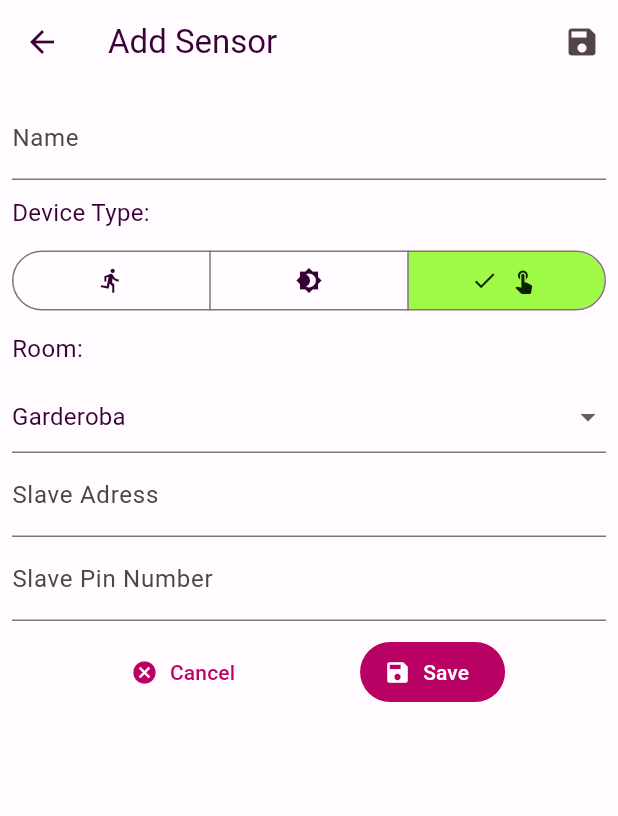
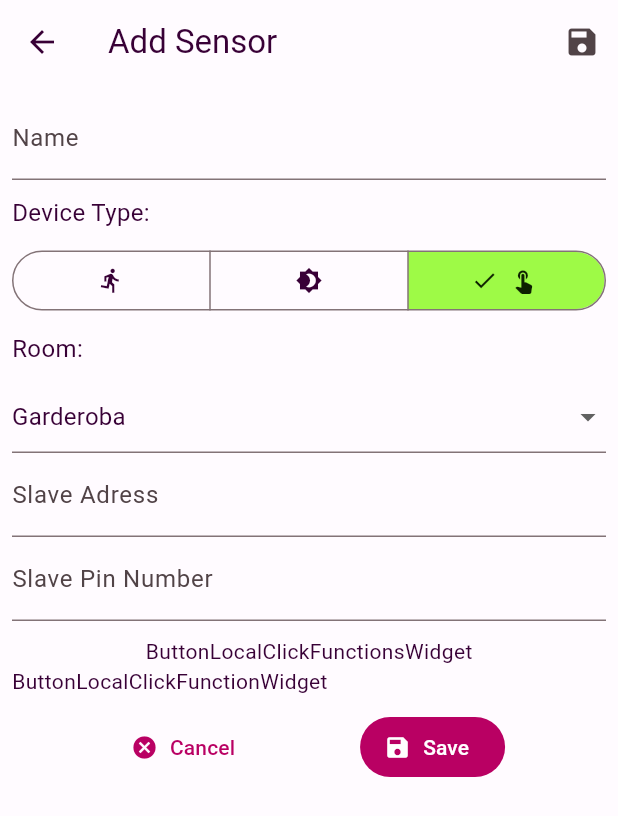
Before and after one commit to PLPOLAND/flutter_smarthome, a Flutter app: the AddEditSensorScreen screen opened by its route, on a phone screen of 412 x 824 dp. Shown: the top 816 px of the screen. Run offline on Flutter 3.47's test engine with Material 2 defaults, Android fonts, the phone set to English and light mode, and no system bars; drawn by our look-alikes of dynamic_color; our stand-ins replace flutter_speed_dial, shared_preferences; accounts and stored records are empty.

Commit message:
start of adding ButtonLocalClickFUnctions

```diff
--- a/lib/dummy_data/dummy_data.dart
+++ b/lib/dummy_data/dummy_data.dart
@@ -484,5 +484,82 @@ var dummy_sensors = [
     "max": 127.0,
     "min": 0.0,
     "slaveAdress": 11
+  },
+  {
+    "@type": "Button",
+    "id": 126,
+    "room": 13,
+    "onSlaveID": 3,
+    "addres": [0, 0, 0, 0, 0, 0, 0, 0],
+    "name": "Światło",
+    "typ": "BUTTON",
+    "pin": 14,
+    "funkcjeKlikniec": [
+      {
+        "state": "NONE",
+        "type": "CLICKED",
+        "clicks": 1,
+        "device": {
+          "@type": "Light",
+          "id": 53,
+          "room": 13,
+          "slaveID": 22,
+          "onSlaveID": 0,
+          "name": "Wiatrołap",
+          "typ": "LIGHT",
+          "swt": {"stan": "OFF", "pin": 13},
+          "pin": 13,
+          "state": "OFF"
+        }
+      },
+      {
+        "state": "NONE",
+        "type": "CLICKED",
+        "clicks": 2,
+        "device": {
+          "@type": "Light",
+          "id": 54,
+          "room": 13,
+          "slaveID": 22,
+          "onSlaveID": 1,
+          "name": "Podcień",
+          "typ": "LIGHT",
+          "swt": {"stan": "OFF", "pin": 12},
+          "pin": 12,
+          "state": "OFF"
+        }
+      }
+    ],
+    "slaveAdress": 22
+  },
+  {
+    "@type": "Button",
+    "id": 127,
+    "room": 13,
+    "onSlaveID": 4,
+    "addres": [0, 0, 0, 0, 0, 0, 0, 0],
+    "name": "Podcień",
+    "typ": "BUTTON",
+    "pin": 9,
+    "funkcjeKlikniec": [
+      {
+        "state": "NONE",
+        "type": "CLICKED",
+        "clicks": 1,
+        "device": {
+          "@type": "Light",
+          "id": 54,
+          "room": 13,
+          "slaveID": 22,
+          "onSlaveID": 1,
+          "name": "Podcień",
+          "typ": "LIGHT",
+          "swt": {"stan": "OFF", "pin": 12},
+          "pin": 12,
+          "state": "OFF"
+        }
+      }
+    ],
+    "slaveAdress": 22
   }
 ];
--- a/lib/models/sensors/button.dart
+++ b/lib/models/sensors/button.dart
@@ -1,7 +1,9 @@
+import '../devices/device.dart';
 import 'sensor.dart';
 
 class Button extends Sensor {
   int onSlavePin;
+  late List<ButtonLocalClickFunction> localFunctions;
 
   /// Creates a button sensor
   /// @param id - id of the sensor, set by SmartHomeHost
@@ -11,18 +13,51 @@ class Button extends Sensor {
   /// @param onSlavePin - pin on slave board where the sensor is connected
   /// @param name - name of the sensor
   ///
-  ///
   Button({
     int id = -1,
     required int roomId,
     int slaveId = -1,
     int onSlaveId = -1,
-    this.onSlavePin = -1,
+    required this.onSlavePin,
     required String name,
-  }) : super(id, roomId, slaveId, onSlaveId, name, SensorType.button, null);
+    List<ButtonLocalClickFunction>? localFunctions,
+  }) : super(id, roomId, slaveId, onSlaveId, name, SensorType.button, null) {
+    this.localFunctions = localFunctions ?? [];
+  }
 
   @override
   String toString() {
     return "Button: ${super.toString()}, onSlavePin: $onSlavePin";
   }
+
+  static Button fromJson(Map<String, dynamic> json) {
+    return Button(
+      id: json['id'],
+      roomId: json['room'],
+      slaveId: json['slaveAdress'],
+      onSlaveId: json['onSlaveID'],
+      onSlavePin: json['pin'],
+      name: json['name'],
+      localFunctions: json['funkcjeKlikniec']
+          .map<ButtonLocalClickFunction>(
+              (e) => ButtonLocalClickFunction.fromJson(e))
+          .toList(),
+    );
+  }
 }
+
+/// A class that represents a function that is executed when a button is clicked.
+/// The device must be connected to the same slave.
+class ButtonLocalClickFunction {
+  int deviceID;
+  int clicks;
+
+  ButtonLocalClickFunction({required this.deviceID, required this.clicks});
+
+  static ButtonLocalClickFunction fromJson(Map<String, dynamic> json) {
+    return ButtonLocalClickFunction(
+      deviceID: json['device']['id'],
+      clicks: json['clicks'],
+    );
+  }
+}
--- a/lib/providers/sensors_provider.dart
+++ b/lib/providers/sensors_provider.dart
@@ -1,3 +1,5 @@
+import 'dart:developer';
+
 import 'package:flutter/material.dart';
 import 'package:flutter_smarthome/models/sensors/hygrometer.dart';
 import 'package:flutter_smarthome/models/sensors/motion.dart';
@@ -5,6 +7,7 @@ import 'package:flutter_smarthome/models/sensors/thermometer.dart';
 import 'package:flutter_smarthome/models/sensors/twilight.dart';
 
 import '../dummy_data/dummy_data.dart';
+import '../models/sensors/button.dart';
 import '../models/sensors/sensor.dart';
 
 class SensorsProvider with ChangeNotifier {
@@ -46,14 +49,16 @@ class SensorsProvider with ChangeNotifier {
           // _sensors.add(Motion.fromJson(sensor));
           break;
         case 'BUTTON':
-          throw Exception("Not implemented yet");
-          //TODO implement
-          // _sensors.add(Button.fromJson(sensor));
+          // log("adding BUTTON");
+          // var button = Button.fromJson(sensor);
+          // log(button.toString());
+          _sensors.add(Button.fromJson(sensor));
           break;
         default:
           print("Error: Unknown sensor type");
       }
     }
+    // log(_sensors.toString());
 
     return Future.delayed(const Duration(seconds: 1));
   }
--- a/lib/screens/sensors/add_edit_sensor_screen.dart
+++ b/lib/screens/sensors/add_edit_sensor_screen.dart
@@ -6,6 +6,7 @@ import 'package:flutter_smarthome/models/sensors/button.dart';
 import 'package:flutter_smarthome/models/sensors/hygrometer.dart';
 import 'package:flutter_smarthome/models/sensors/sensor.dart';
 import 'package:flutter_smarthome/providers/devices_provider.dart';
+import 'package:flutter_smarthome/widgets/add_edit_sensor_screen/button_local_functions.dart';
 import 'package:provider/provider.dart';
 
 import '../../models/devices/blind.dart';
@@ -458,6 +459,10 @@ class _AddEditSensorScreenState extends State<AddEditSensorScreen> {
                       ],
                     ),
                   },
+                  if (selectedSensorType == SensorType.button)
+                    const SizedBox(height: 10),
+                  if (selectedSensorType == SensorType.button)
+                    ButtonLocalClickFunctionsWidget(sensorID: sensorId),
                   const SizedBox(height: 10),
                   Row(
                     mainAxisAlignment: MainAxisAlignment.spaceEvenly,
--- /dev/null
+++ b/lib/widgets/add_edit_sensor_screen/button_local_functions.dart
@@ -0,0 +1,31 @@
+import 'package:flutter/material.dart';
+import 'package:flutter_smarthome/models/sensors/button.dart';
+import 'package:flutter_smarthome/providers/sensors_provider.dart';
+import 'package:provider/provider.dart';
+
+class ButtonLocalClickFunctionsWidget extends StatelessWidget {
+  final int? sensorID;
+  const ButtonLocalClickFunctionsWidget({super.key, required this.sensorID});
+
+  get buildButtonLocalClickFunctionWidget {
+    return Container(
+      child: Row(
+        children: [
+          Text("ButtonLocalClickFunctionWidget"),
+        ],
+      ),
+    );
+  }
+
+  @override
+  Widget build(BuildContext context) {
+    return Container(
+      child: Column(
+        children: [
+          Text("ButtonLocalClickFunctionsWidget"),
+          buildButtonLocalClickFunctionWidget,
+        ],
+      ),
+    );
+  }
+}
--- a/lib/widgets/sensor_widget.dart
+++ b/lib/widgets/sensor_widget.dart
@@ -80,6 +80,11 @@ class SensorWidget extends StatelessWidget {
           );
         }
         break;
+      case SensorType.button:
+        sensorIcon = Icon(Icons.touch_app,
+            color: Theme.of(context).colorScheme.onPrimary);
+        sensorTrailing = const Text("");
+        break;
 
       default:
         sensorIcon =
--- a/lib/widgets/sensors_list_item_widget.dart
+++ b/lib/widgets/sensors_list_item_widget.dart
@@ -5,6 +5,7 @@ import 'package:flutter_smarthome/screens/sensors/add_edit_sensor_screen.dart';
 import 'package:provider/provider.dart';
 
 import '../models/devices/device.dart';
+import '../models/sensors/button.dart';
 import '../models/sensors/hygrometer.dart';
 import '../models/sensors/motion.dart';
 import '../models/sensors/sensor.dart';
@@ -81,6 +82,18 @@ class SensorsListItemWidget extends StatelessWidget {
         }
         break;
 
+      case SensorType.button:
+        sensorIcon = Icon(Icons.touch_app,
+            color: Theme.of(context).colorScheme.onPrimary);
+        sensorTrailing = Text(
+          "Local functions: ${(sensor as Button).localFunctions.length}",
+          style: TextStyle(
+            color: Theme.of(context).colorScheme.onPrimary,
+            fontSize: Theme.of(context).textTheme.titleMedium?.fontSize,
+          ),
+        );
+        break;
+
       default:
         sensorIcon =
             Icon(Icons.error, color: Theme.of(context).colorScheme.onPrimary);
```
